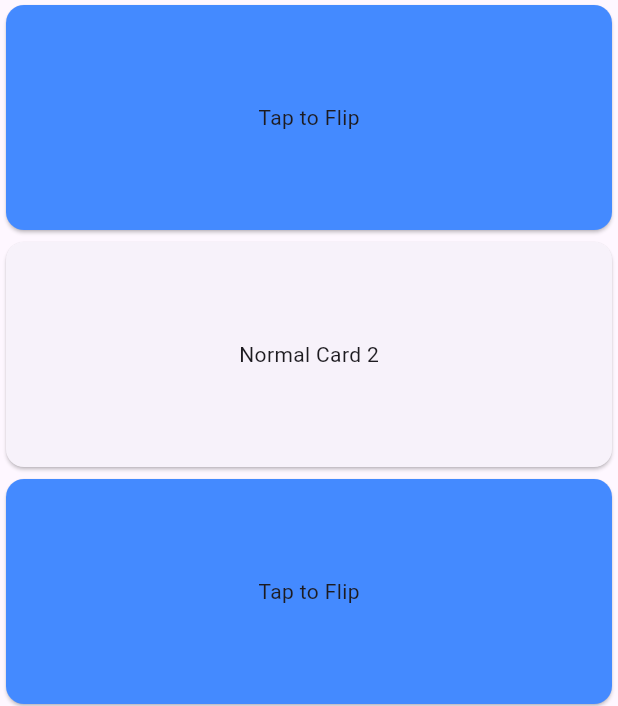
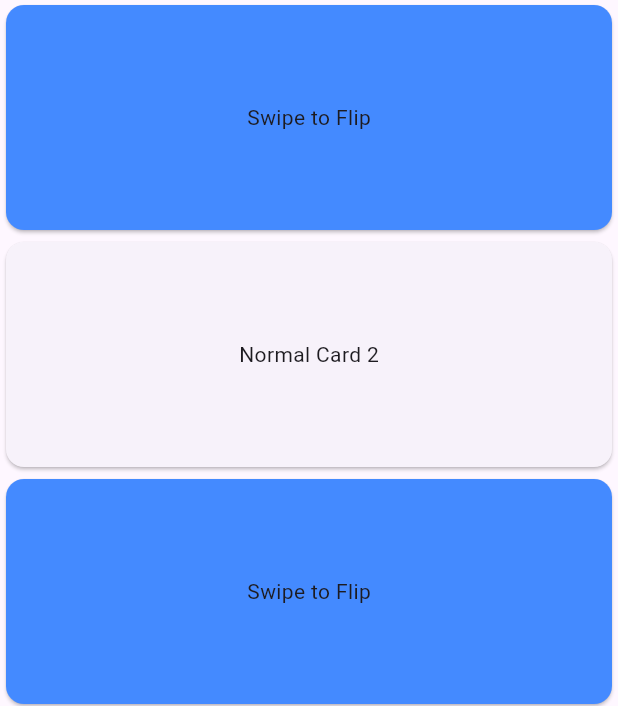
Before and after one commit to momin96/DevCodePlayground, a Flutter app: the screen it shows after launch, on a phone screen of 412 x 824 dp. Shown: the part 322-1028 px from the top of the screen. Run offline on Flutter 3.47's test engine with Material 3 defaults, Android fonts, the phone set to English and light mode, and no system bars.

Commit message:
Flip when User swipes

```diff
--- a/flutter-playground/lib/flashcard/flash_card_app.dart
+++ b/flutter-playground/lib/flashcard/flash_card_app.dart
@@ -22,6 +22,7 @@ class FlashCardScreenState extends State<FlashCardScreen>
     with SingleTickerProviderStateMixin {
   late AnimationController _controller;
   bool isFront = true;
+  double dragStartX = 0.0;
 
   @override
   void initState() {
@@ -38,7 +39,16 @@ class FlashCardScreenState extends State<FlashCardScreen>
     super.dispose();
   }
 
-  void flipCard() {
+  void onDragStart(DragStartDetails details) {
+    dragStartX = details.globalPosition.dx;
+  }
+
+  void onDragEnd(DragEndDetails details) {
+    final dragEndX = details.velocity.pixelsPerSecond.dx;
+    final dragDistance = dragEndX - dragStartX;
+    print('dragDistance: ${dragDistance.abs()}');
+    if (dragDistance.abs() > 50) {
+      // Threshold for considering it a swipe
       if (isFront) {
         _controller.forward();
       } else {
@@ -47,6 +57,7 @@ class FlashCardScreenState extends State<FlashCardScreen>
       setState(() {
         isFront = !isFront;
       });
+    }
   }
 
   @override
@@ -69,7 +80,8 @@ class FlashCardScreenState extends State<FlashCardScreen>
               content: card.content,
               controller: _controller,
               isFront: isFront,
-              onFlip: flipCard,
+              onDragStart: onDragStart,
+              onDragEnd: onDragEnd,
             );
           } else {
             return NormalCardWidget(content: card.content);
@@ -84,19 +96,22 @@ class FlashCardWidget extends StatelessWidget {
   final String content;
   final AnimationController controller;
   final bool isFront;
-  final VoidCallback onFlip;
+  final Function(DragStartDetails) onDragStart;
+  final Function(DragEndDetails) onDragEnd;
 
   const FlashCardWidget({
     required this.content,
     required this.controller,
     required this.isFront,
-    required this.onFlip,
+    required this.onDragStart,
+    required this.onDragEnd,
   });
 
   @override
   Widget build(BuildContext context) {
     return GestureDetector(
-      onTap: onFlip,
+      onHorizontalDragStart: onDragStart,
+      onHorizontalDragEnd: onDragEnd,
       child: AnimatedBuilder(
         animation: controller,
         builder: (context, child) {
@@ -104,19 +119,13 @@ class FlashCardWidget extends StatelessWidget {
           return Transform(
             transform: Matrix4.rotationY(angle),
             alignment: Alignment.center,
-            child: isFront
-                ? const Card(
-                    color: Colors.blueAccent,
+            child: Card(
+              color: isFront ? Colors.blueAccent : Colors.orangeAccent,
               child: SizedBox(
                 height: 150,
-                      child: Center(child: Text('Tap to Flip')),
+                child: Center(
+                  child: Text(isFront ? 'Swipe to Flip' : content),
                 ),
-                  )
-                : Card(
-                    color: Colors.orangeAccent,
-                    child: SizedBox(
-                      height: 150,
-                      child: Center(child: Text(content)),
               ),
             ),
           );
```
Lines whose indentation alone changed are shown as unchanged.
